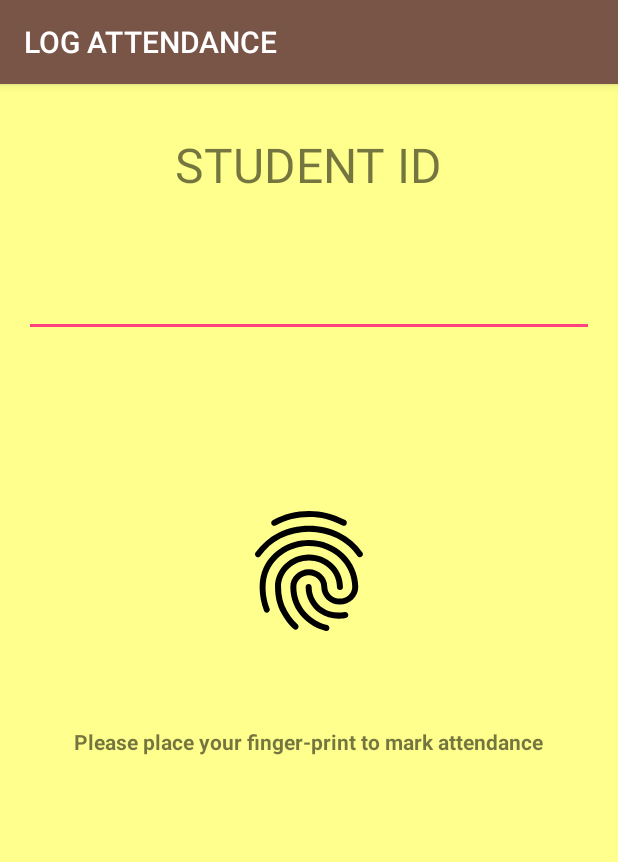
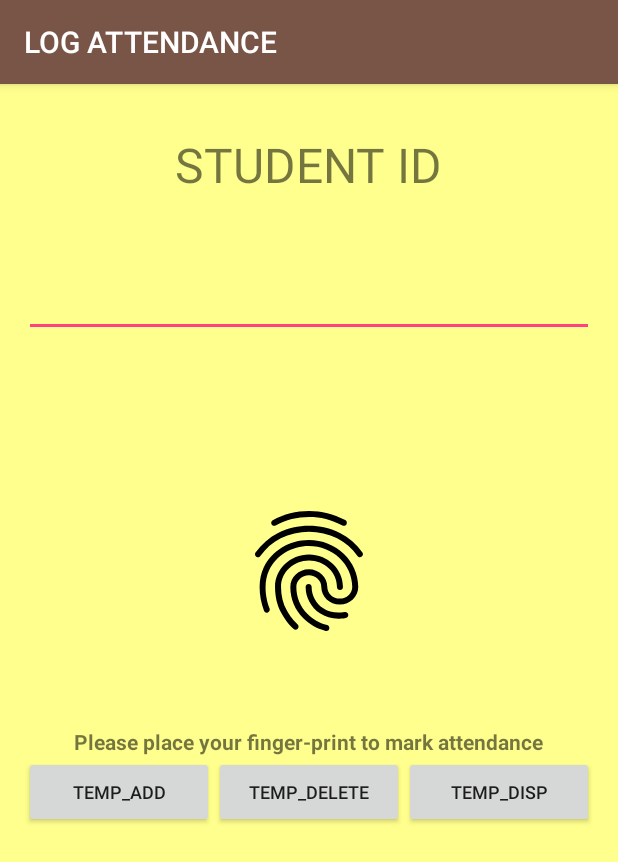
Before and after one commit to basu901/attendance, an Android app: the LogAttendanceActivity screen opened directly, with no data from a screen before it, on a phone screen of 412 x 824 dp. Shown: the top 862 px of the screen. Run offline under Robolectric (Android 15) with nearby library versions, the phone set to English and light mode, and no system bars.

Commit message:
Built Content Provider

```diff
--- a/app/build.gradle
+++ b/app/build.gradle
@@ -1,4 +1,5 @@
 apply plugin: 'com.android.application'
+apply plugin: 'android-apt'
 
 android {
     compileSdkVersion 24
@@ -22,5 +23,7 @@ android {
 dependencies {
     compile fileTree(dir: 'libs', include: ['*.jar'])
     testCompile 'junit:junit:4.12'
+    apt 'net.simonvt.schematic:schematic-compiler:0.6.3'
     compile 'com.android.support:appcompat-v7:24.2.1'
+    compile 'net.simonvt.schematic:schematic:0.6.3'
 }
--- a/app/src/main/AndroidManifest.xml
+++ b/app/src/main/AndroidManifest.xml
@@ -19,6 +19,10 @@
             android:label="@string/register"/>
         <activity android:name=".LogAttendanceActivity"
             android:label="@string/login"/>
+        <provider
+            android:name=".data.generated.LoginProvider"
+            android:authorities="com.example.shaunakbasu.attendance.data.LoginProvider"
+            android:exported="false"/>
     </application>
 
 </manifest>
--- a/app/src/main/java/com/example/shaunakbasu/attendance/LogAttendanceActivity.java
+++ b/app/src/main/java/com/example/shaunakbasu/attendance/LogAttendanceActivity.java
@@ -1,13 +1,89 @@
 package com.example.shaunakbasu.attendance;
 
+import android.content.ContentUris;
+import android.content.ContentValues;
+import android.database.Cursor;
+import android.net.Uri;
 import android.support.v7.app.AppCompatActivity;
 import android.os.Bundle;
+import android.util.Log;
+import android.view.View;
+import android.widget.Button;
+import android.widget.EditText;
+import android.widget.Toast;
+
+import com.example.shaunakbasu.attendance.data.LoginColumns;
+import com.example.shaunakbasu.attendance.data.LoginProvider;
 
 public class LogAttendanceActivity extends AppCompatActivity {
+
+    EditText input_id;
+    public static String TAG=LogAttendanceActivity.class.getSimpleName();
 
     @Override
     protected void onCreate(Bundle savedInstanceState) {
         super.onCreate(savedInstanceState);
         setContentView(R.layout.activity_log_attendance);
+        input_id=(EditText)findViewById(R.id.student_id);
+        Button add_student=(Button)findViewById(R.id.button_add);
+        add_student.setOnClickListener(onClickAddStudent);
+        Button delete_student=(Button)findViewById(R.id.button_delete);
+        delete_student.setOnClickListener(onClickDeleteStudent);
+        Button display_student=(Button)findViewById(R.id.button_display);
+        display_student.setOnClickListener(onClickDisplay);
     }
+
+    private View.OnClickListener onClickAddStudent=new View.OnClickListener() {
+        @Override
+        public void onClick(View view) {
+            ContentValues values = new ContentValues();
+            values.put(LoginColumns._ID, input_id.getText().toString());
+            values.put(LoginColumns.STUDENT_NAME, "NAME_" + input_id.getText().toString());
+
+            try{
+                Uri uri = getApplicationContext().getContentResolver().insert(LoginProvider.Login.CONTENT_URI, values);
+                if (ContentUris.parseId(uri) != -1)
+                    Toast.makeText(getApplicationContext(),"INSERTED!",Toast.LENGTH_SHORT).show();
+            }catch (Exception e){
+                Toast.makeText(getApplicationContext(), "Already Present!", Toast.LENGTH_SHORT).show();
+            }
+
+        }
+    };
+
+
+    private View.OnClickListener onClickDeleteStudent=new View.OnClickListener() {
+        @Override
+        public void onClick(View view) {
+            int del=getApplicationContext().getContentResolver().delete(LoginProvider.Login.CONTENT_URI,
+                    LoginColumns._ID + " = "+input_id.getText().toString(),null);
+            if(del>0)
+                Toast.makeText(getApplicationContext(),"DELETED",Toast.LENGTH_SHORT).show();
+            else
+                Toast.makeText(getApplicationContext(),"No Record",Toast.LENGTH_SHORT).show();
+        }
+    };
+
+    private View.OnClickListener onClickDisplay=new View.OnClickListener() {
+        @Override
+        public void onClick(View view) {
+            Cursor cursor=getApplicationContext().getContentResolver().query(LoginProvider.Login.CONTENT_URI,
+                    new String[]{LoginColumns._ID, LoginColumns.STUDENT_NAME},
+                    null,null,null);
+            if(cursor!=null)
+                cursor.moveToFirst();
+
+            do{
+                int id=cursor.getInt(cursor.getColumnIndex(LoginColumns._ID));
+                String name=cursor.getString(cursor.getColumnIndex(LoginColumns.STUDENT_NAME));
+
+                Log.v(TAG,"ID: "+id+" Name: "+name);
+
+            }while(cursor.moveToNext());
+
+            cursor.close();
+
+        }
+    };
+
 }
--- a/app/src/main/res/layout/activity_log_attendance.xml
+++ b/app/src/main/res/layout/activity_log_attendance.xml
@@ -9,7 +9,7 @@
     android:paddingTop="@dimen/activity_vertical_margin"
     android:orientation="vertical"
     android:background="@color/colorBackground"
-    tools:context="com.example.shaunakbasu.attendance.RegisterActivity">
+    tools:context="com.example.shaunakbasu.attendance.LogAttendanceActivity">
 
     <TextView
         android:layout_width="wrap_content"
@@ -40,4 +40,34 @@
         android:textStyle="bold"
         android:layout_gravity="center_horizontal"/>
 
+    <LinearLayout
+        android:layout_width="match_parent"
+        android:layout_height="wrap_content"
+        android:id="@+id/delete_this">
+
+        <Button
+            android:layout_width="0dp"
+            android:layout_height="wrap_content"
+            android:text="TEMP_ADD"
+            android:textSize="12sp"
+            android:id="@+id/button_add"
+            android:layout_weight="1"/>
+
+        <Button
+            android:layout_width="0dp"
+            android:layout_height="wrap_content"
+            android:id="@+id/button_delete"
+            android:text="TEMP_DELETE"
+            android:textSize="12sp"
+            android:layout_weight="1"/>
+
+        <Button
+            android:layout_width="0dp"
+            android:layout_height="wrap_content"
+            android:id="@+id/button_display"
+            android:text="TEMP_DISP"
+            android:textSize="12sp"
+            android:layout_weight="1"/>
+    </LinearLayout>
+
 </LinearLayout>
--- a/build.gradle
+++ b/build.gradle
@@ -6,6 +6,7 @@ buildscript {
     }
     dependencies {
         classpath 'com.android.tools.build:gradle:2.1.2'
+        classpath 'com.neenbedankt.gradle.plugins:android-apt:1.2'
 
         // NOTE: Do not place your application dependencies here; they belong
         // in the individual module build.gradle files
```
Also changed, not shown: app/src/main/java/com/example/shaunakbasu/attendance/data/LoginColumns.java (added, +19 -0 lines), app/src/main/java/com/example/shaunakbasu/attendance/data/LoginDatabase.java (added, +17 -0 lines), app/src/main/java/com/example/shaunakbasu/attendance/data/LoginProvider.java (added, +51 -0 lines).
